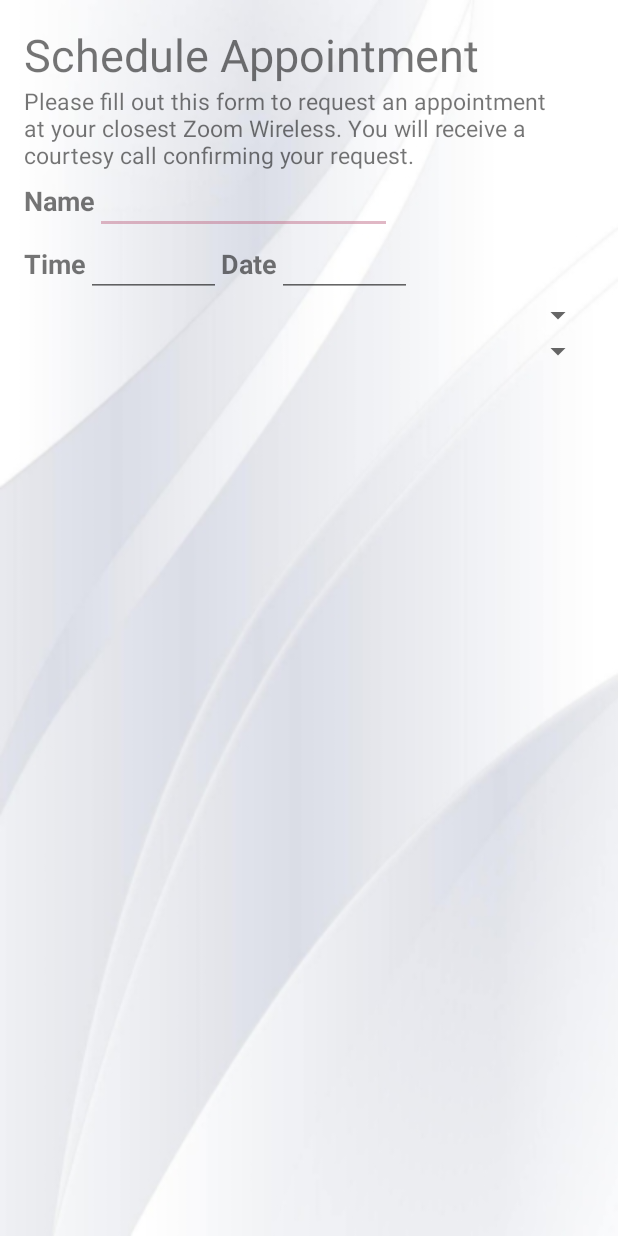
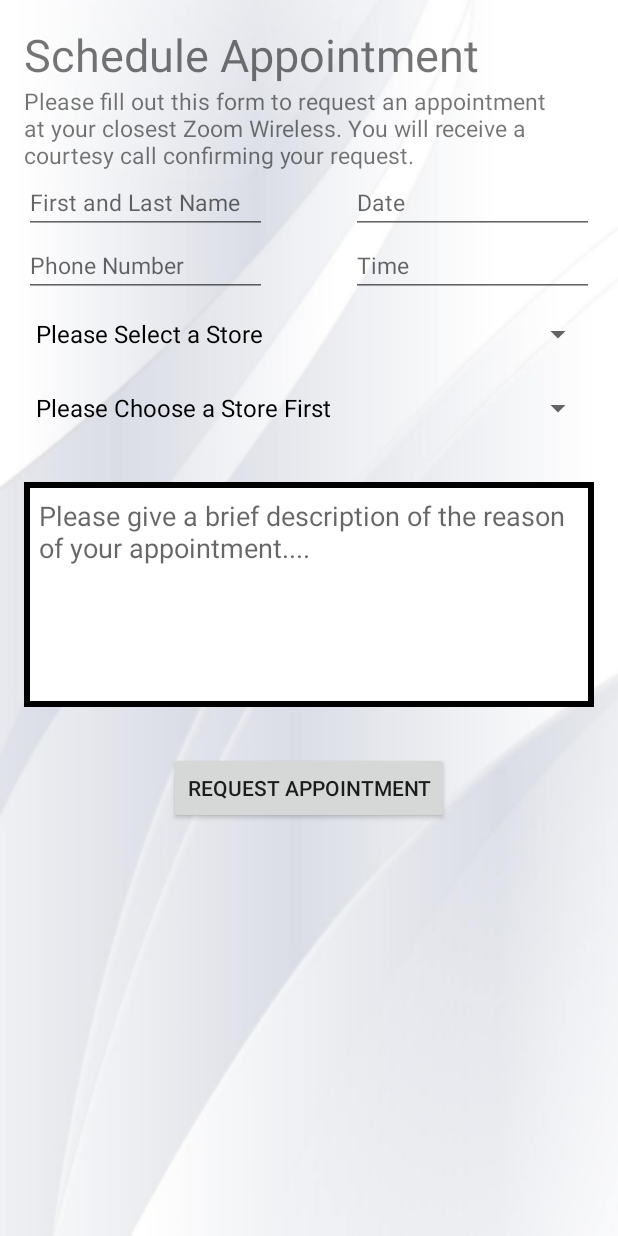
Before and after one commit to mrede003/ZoomApp, an Android app: the Appointment screen opened directly, with no data from a screen before it, on a phone screen of 412 x 824 dp. Run offline under Robolectric (Android 15) with nearby library versions, the phone set to English and light mode, and no system bars; our stand-ins replace Firebase (no records; nobody signed in at launch, a user with empty details on screens opened directly).

Commit message:
Finished UI for the appointments tab and all logic except email for appointments tab.

```diff
--- a/app/src/main/java/com/mrede003/zoomwireless/zoomapp/Appointment.java
+++ b/app/src/main/java/com/mrede003/zoomwireless/zoomapp/Appointment.java
@@ -4,14 +4,18 @@ import android.app.DatePickerDialog;
 import android.app.TimePickerDialog;
 import android.support.v7.app.AppCompatActivity;
 import android.os.Bundle;
+import android.text.InputType;
 import android.view.View;
+import android.widget.AdapterView;
 import android.widget.ArrayAdapter;
 import android.widget.DatePicker;
 import android.widget.EditText;
 import android.widget.Spinner;
 import android.widget.TimePicker;
+import android.widget.Toast;
 
 import java.text.SimpleDateFormat;
+import java.util.ArrayList;
 import java.util.Calendar;
 import java.util.Locale;
 
@@ -20,9 +24,16 @@ public class Appointment extends AppCompatActivity implements TimePickerDialog.O
     private DatePickerDialog.OnDateSetListener date;
     private EditText timeView;
     private EditText dateView;
+    private EditText nameView;
+    private EditText phoneView;
+    private EditText textArea;
     private int mHour;
     private int mMinute;
+    private String selectedStore;
+    private String selectedRep;
     private StoreList s;
+    private Spinner storeDropDown;
+    private Spinner repDropDown;
     protected void onCreate(Bundle savedInstanceState) {
         super.onCreate(savedInstanceState);
         setContentView(R.layout.activity_appointment);
@@ -30,8 +41,16 @@ public class Appointment extends AppCompatActivity implements TimePickerDialog.O
         Helper.setBlackStatus(this);
         s=StoreList.getInstance();
 
+        nameView= (EditText)findViewById(R.id.apptNameView);
+        phoneView=(EditText)findViewById(R.id.apptPhoneView);
+        textArea=(EditText)findViewById(R.id.apptDescriptionText);
+        storeDropDown = (Spinner)findViewById(R.id.storeDropMenu);
+        repDropDown = (Spinner)findViewById(R.id.employeeDropMenu);
+        nameView.setInputType(InputType.TYPE_CLASS_TEXT);
         timeView=(EditText) findViewById(R.id.apptTimeView);
         dateView=(EditText) findViewById(R.id.apptDateView);
+        selectedStore="";
+        selectedRep="";
         setSpinners();
         myCalendar = Calendar.getInstance();
         showDatePickerDialog();
@@ -39,19 +58,106 @@ public class Appointment extends AppCompatActivity implements TimePickerDialog.O
     }
     public void setSpinners()
     {
-        Spinner storeDropDown = (Spinner)findViewById(R.id.storeDropMenu);
-        String[] names=new String[s.getStores().size()];
+        String[] makeSelection=new String[1];
+        makeSelection[0]="Please Choose a Store First";
+        repDropDown.setAdapter(new ArrayAdapter<>(this, android.R.layout.simple_spinner_dropdown_item, makeSelection));
+
+        ArrayList<String> names=new ArrayList<>();
+        names.add("Please Select a Store");
         for(int i=0; i<s.getStores().size();i++)
         {
-            names[i]=s.getStores().get(i).getName();
+            names.add(s.getStores().get(i).getName());
         }
         ArrayAdapter<String> adapter = new ArrayAdapter<>(this, android.R.layout.simple_spinner_dropdown_item, names);
         storeDropDown.setAdapter(adapter);
+        storeDropDown.setSelection(0, false);
+        storeDropDown.setOnItemSelectedListener(new AdapterView.OnItemSelectedListener()
+        {
+            @Override
+            public void onItemSelected(AdapterView adapter, View v, int i, long lng) {
+                if(i!=0) {
+                    selectedStore = adapter.getItemAtPosition(i).toString();
+                    setRepDropDown(i);
+                }else{
+                    selectedStore="";
+                }
+            }
+            @Override
+            public void onNothingSelected(AdapterView<?> parentView)
+            {
+
+            }
+        });
+    }
+    public void setRepDropDown(int i)
+    {
+        ArrayList<String> staff=new ArrayList<>();
+        staff.clear();
+        staff.add(0, "Please Select a Rep");
+        staff.add(1,s.getStores().get(i-1).getManagerName()+" (Store Manager)");
+        staff.addAll(s.getStores().get(i-1).getStaff());
+        ArrayAdapter<String> adapter2 = new ArrayAdapter<>(this, android.R.layout.simple_spinner_dropdown_item, staff);
+        repDropDown.setAdapter(adapter2);
+        repDropDown.setSelection(0, false);
+        repDropDown.setOnItemSelectedListener(new AdapterView.OnItemSelectedListener()
+        {
+            @Override
+            public void onItemSelected(AdapterView adapter, View v, int i, long lng) {
+                if(i!=0) {
+                    selectedRep = adapter.getItemAtPosition(i).toString();
+                }else{
+                    selectedRep="";
+                }
+            }
+            @Override
+            public void onNothingSelected(AdapterView<?> parentView)
+            {
+
+            }
+        });
+
     }
     public void showTimePickerDialog(View v) {
         TimePickerFragment newFragment = new TimePickerFragment();
         String tag="tag";
         newFragment.show(getSupportFragmentManager(), tag);
+    }
+    public void setAppointment(View view)
+    {
+        if(nameView.getText().toString().equals(null)||nameView.getText().toString().equals("")) {
+            Helper.displayCenterToast(this, "Please enter your first and last name above.", Toast.LENGTH_SHORT);
+            return;
+        }
+        if(dateView.getText().toString().equals(null)||dateView.getText().toString().equals("")) {
+            Helper.displayCenterToast(this, "Please select a date above.", Toast.LENGTH_SHORT);
+            return;
+        }
+        if(phoneView.getText().toString().equals(null)||phoneView.getText().toString().equals("")
+                ||phoneView.getText().toString().length()<10) {
+            Helper.displayCenterToast(this, "Please enter your 10 digit phone number.", Toast.LENGTH_SHORT);
+            return;
+        }
+        if(timeView.getText().toString().equals(null)||timeView.getText().toString().equals("")) {
+            Helper.displayCenterToast(this, "Please select a desired time.", Toast.LENGTH_SHORT);
+            return;
+        }
+        if(selectedStore.equals(null)||selectedStore.equals(""))
+        {
+            Helper.displayCenterToast(this, "Please select a desired store.", Toast.LENGTH_SHORT);
+            return;
+        }
+        if(selectedRep.equals(null)||selectedRep.equals(""))
+        {
+            Helper.displayCenterToast(this, "Please select a desired representative.", Toast.LENGTH_SHORT);
+            return;
+        }
+        if(textArea.getText().toString().equals(null)||textArea.getText().toString().equals("")) {
+            Helper.displayCenterToast(this, "Please give a brief description for you visit.", Toast.LENGTH_SHORT);
+            return;
+        }
+
+
+
     }
 
     @Override
--- /dev/null
+++ b/app/src/main/java/com/mrede003/zoomwireless/zoomapp/Gmail.java
@@ -0,0 +1,8 @@
+package com.mrede003.zoomwireless.zoomapp;
+
+/**
+ * Created by mrede003 on 2/23/17.
+ */
+
+public class Gmail {
+}
--- a/app/src/main/java/com/mrede003/zoomwireless/zoomapp/Helper.java
+++ b/app/src/main/java/com/mrede003/zoomwireless/zoomapp/Helper.java
@@ -1,9 +1,13 @@
 package com.mrede003.zoomwireless.zoomapp;
 
 import android.app.Activity;
+import android.content.Context;
 import android.support.v4.content.ContextCompat;
+import android.view.Gravity;
 import android.view.Window;
 import android.view.WindowManager;
+import android.widget.TextView;
+import android.widget.Toast;
 
 /**
  * Created by mrede003 on 2/20/17.
@@ -19,4 +23,11 @@ public class Helper {
             window.setStatusBarColor(ContextCompat.getColor(act, R.color.black));
         }
     }
+    public static void displayCenterToast(Context c, String message, int length)
+    {
+        Toast toast = Toast.makeText(c, message, length);
+        TextView v = (TextView) toast.getView().findViewById(android.R.id.message);
+        if( v != null) v.setGravity(Gravity.CENTER);
+        toast.show();
+    }
 }
--- a/app/src/main/java/com/mrede003/zoomwireless/zoomapp/StoreList.java
+++ b/app/src/main/java/com/mrede003/zoomwireless/zoomapp/StoreList.java
@@ -45,6 +45,7 @@ public class StoreList {
             @Override
             public void onChildAdded(DataSnapshot dataSnapshot, String s) {
                 Store value=dataSnapshot.getValue(Store.class);
+                value.getStaff().remove(0);     //cheap fix, need to figure out why firebase is bringing in null for first value in staff list
                 stores.add(value);
             }
 
--- a/app/src/main/res/drawable/textviewborder.xml
+++ b/app/src/main/res/drawable/textviewborder.xml
@@ -1,4 +1,9 @@
 <shape xmlns:android="http://schemas.android.com/apk/res/android" android:shape="rectangle" >
-    <solid android:color="#00000000" />
-    <stroke android:width="1dip" android:color="@color/zoomRed"/>
+    <solid android:color="#FFFF" />
+    <stroke android:width="4dip" android:color="@color/black"/>
+    <padding
+        android:left="10dp"
+        android:top="10dp"
+        android:right="10dp"
+        android:bottom="10dp"/>
 </shape>
--- a/app/src/main/res/layout/activity_appointment.xml
+++ b/app/src/main/res/layout/activity_appointment.xml
@@ -1,4 +1,9 @@
 <?xml version="1.0" encoding="utf-8"?>
+<ScrollView
+    xmlns:android="http://schemas.android.com/apk/res/android"
+    android:layout_width="fill_parent"
+    android:layout_height="fill_parent"
+    android:fillViewport="true">
     <LinearLayout xmlns:android="http://schemas.android.com/apk/res/android"
         xmlns:tools="http://schemas.android.com/tools"
         android:id="@+id/activity_appointment"
@@ -10,7 +15,10 @@
         android:paddingLeft="@dimen/activity_horizontal_margin"
         android:paddingRight="@dimen/activity_horizontal_margin"
         android:paddingTop="@dimen/activity_vertical_margin"
-    tools:context="com.mrede003.zoomwireless.zoomapp.Appointment">
+        tools:context="com.mrede003.zoomwireless.zoomapp.Appointment"
+        android:focusable="true"
+        android:focusableInTouchMode="true"
+        android:weightSum="1">
 
 
         <TextView
@@ -24,79 +32,95 @@
             android:layout_width="wrap_content"
             android:layout_height="wrap_content"
             android:textSize="15sp" />
-
-    <LinearLayout
-        android:layout_width="match_parent"
-        android:layout_height="wrap_content"
-        android:orientation="horizontal">
-
-        <TextView
-            android:text="Name"
-            android:textSize="18sp"
+        <RelativeLayout
             android:layout_width="wrap_content"
-            android:layout_height="wrap_content"
-            android:textStyle="normal|bold" />
+            android:layout_height="wrap_content">
             <EditText
                 android:layout_width="wrap_content"
                 android:layout_height="wrap_content"
-            android:ems="11"
+                android:ems="9"
+                android:hint="@string/name_view_hint"
                 android:textSize="15sp"
                 android:maxLength="20"
+                android:lines="1"
                 android:id="@+id/apptNameView"/>
-    </LinearLayout>
-
-    <LinearLayout
-        android:layout_width="match_parent"
-        android:layout_height="wrap_content"
-        android:orientation="horizontal">
-
-        <TextView
-            android:text="@string/time_view_hint"
-            android:textSize="18sp"
+            <EditText
+                android:longClickable="false"
                 android:layout_width="wrap_content"
                 android:layout_height="wrap_content"
-            android:textStyle="normal|bold" />
+                android:ems="9"
+                android:textSize="15sp"
+                android:id="@+id/apptDateView"
+                android:focusableInTouchMode="false"
+                android:onClick="showDatePickerDialog"
+                android:layout_alignParentRight="true"
+                android:hint="@string/date_view_hint"
+                android:lines="1"/>
+        </RelativeLayout>
+        <RelativeLayout
+            android:layout_width="wrap_content"
+            android:layout_height="wrap_content">
+            <EditText
+                android:layout_width="wrap_content"
+                android:layout_height="wrap_content"
+                android:ems="9"
+                android:hint="@string/phone_view_hint"
+                android:textSize="15sp"
+                android:maxLength="20"
+                android:id="@+id/apptPhoneView"
+                android:lines="1"
+                android:inputType="phone" />
 
             <EditText
                 android:longClickable="false"
                 android:layout_width="wrap_content"
                 android:layout_height="wrap_content"
                 android:focusableInTouchMode="false"
-            android:ems="5"
+                android:ems="9"
                 android:textSize="15sp"
                 android:id="@+id/apptTimeView"
-            android:onClick="showTimePickerDialog"/>
-        <TextView
-            android:text="@string/date_view_hint"
-            android:textSize="18sp"
-            android:layout_width="wrap_content"
-            android:layout_height="wrap_content"
-            android:textStyle="normal|bold" />
-
-        <EditText
-            android:longClickable="false"
-            android:layout_width="wrap_content"
-            android:layout_height="wrap_content"
-            android:ems="5"
-            android:textSize="15sp"
-            android:id="@+id/apptDateView"
-            android:focusableInTouchMode="false"
-            android:onClick="showDatePickerDialog"/>
-
-    </LinearLayout>
+                android:onClick="showTimePickerDialog"
+                android:layout_alignParentRight="true"
+                android:hint="@string/time_view_hint"
+                android:lines="1"/>
+        </RelativeLayout>
 
         <Spinner
             android:layout_width="match_parent"
-        android:layout_height="wrap_content"
+            android:layout_height="50dp"
             android:id="@+id/storeDropMenu"
             android:popupBackground="#FFFFFF"
-        android:spinnerMode="dropdown"/>
+            android:spinnerMode="dropdown" />
         <Spinner
             android:layout_width="match_parent"
             android:layout_height="wrap_content"
             android:id="@+id/employeeDropMenu"
             android:popupBackground="#FFFFFF"
             android:spinnerMode="dropdown"/>
-
+        <Space
+            android:layout_width="wrap_content"
+            android:layout_height="25dp" />
+        <EditText
+            android:layout_width="match_parent"
+            android:gravity="top"
+            android:hint="@string/apptDescriptionHint"
+            android:layout_height="150dp"
+            android:inputType="textMultiLine"
+            android:ems="10"
+            android:id="@+id/apptDescriptionText"
+            android:background="@drawable/textviewborder"
+            />
+        <Space
+            android:layout_height="30dp"
+            android:layout_width="match_parent"
+            />
+        <Button
+            android:onClick="setAppointment"
+            android:id="@+id/apptRequestButton"
+            android:layout_width="wrap_content"
+            android:layout_height="wrap_content"
+            android:text="@string/apptRequestButton"
+            android:layout_gravity="center_horizontal|center_vertical"/>
 
     </LinearLayout>
+</ScrollView>
--- a/app/src/main/res/values/strings.xml
+++ b/app/src/main/res/values/strings.xml
@@ -8,4 +8,7 @@
     <string name="name_view_hint">First and Last Name</string>
     <string name="time_view_hint">Time</string>
     <string name="date_view_hint">Date</string>
+    <string name="phone_view_hint">Phone Number</string>
+    <string name="apptDescriptionHint">"Please give a brief description of the reason of your appointment...."</string>
+    <string name="apptRequestButton">"Request Appointment"</string>
 </resources>
```
Lines whose indentation alone changed are shown as unchanged.
